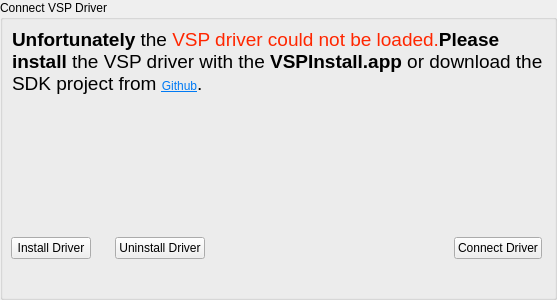
This is VSPClient/ui/pgconnect.ui in britus/VSPClient as Qt 5 draws it before an edit. The edited form follows.
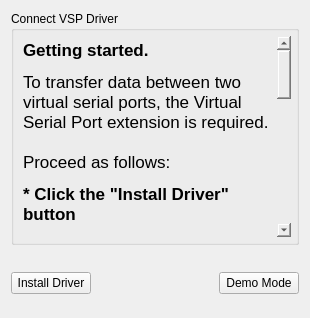
This is the edited form.

Commit message: apples demo mode added

Patch:
```diff
--- a/VSPClient/ui/pgconnect.ui
+++ b/VSPClient/ui/pgconnect.ui
@@ -6,29 +6,14 @@
    <rect>
     <x>0</x>
     <y>0</y>
-    <width>422</width>
-    <height>300</height>
+    <width>310</width>
+    <height>318</height>
    </rect>
   </property>
   <property name="windowTitle">
    <string>Form</string>
   </property>
-  <layout class="QVBoxLayout" name="verticalLayout">
-   <property name="spacing">
-    <number>12</number>
-   </property>
-   <property name="leftMargin">
-    <number>0</number>
-   </property>
-   <property name="topMargin">
-    <number>0</number>
-   </property>
-   <property name="rightMargin">
-    <number>0</number>
-   </property>
-   <property name="bottomMargin">
-    <number>0</number>
-   </property>
+  <layout class="QVBoxLayout" name="verticalLayout_2">
    <item>
     <widget class="QGroupBox" name="groupBox_2">
      <property name="sizePolicy">
@@ -43,77 +28,99 @@
      <property name="flat">
       <bool>false</bool>
      </property>
-     <layout class="QVBoxLayout" name="verticalLayout_2">
+     <layout class="QVBoxLayout" name="verticalLayout">
       <property name="spacing">
-       <number>0</number>
+       <number>12</number>
       </property>
       <property name="leftMargin">
-       <number>8</number>
+       <number>4</number>
       </property>
       <property name="topMargin">
-       <number>8</number>
+       <number>4</number>
       </property>
       <property name="rightMargin">
-       <number>8</number>
+       <number>4</number>
       </property>
       <property name="bottomMargin">
-       <number>8</number>
+       <number>4</number>
       </property>
       <item>
-       <widget class="QLabel" name="label">
-        <property name="text">
-         <string>&lt;html&gt;&lt;head/&gt;&lt;body&gt;&lt;p&gt;&lt;span style=&quot; font-size:14pt; font-weight:700;&quot;&gt;Unfortunately&lt;/span&gt;&lt;span style=&quot; font-size:14pt;&quot;&gt; the &lt;/span&gt;&lt;span style=&quot; font-size:14pt; color:#ff2600;&quot;&gt;VSP driver could not be loaded.&lt;/span&gt;&lt;span style=&quot; font-size:14pt; font-weight:700;&quot;&gt;Please install &lt;/span&gt;&lt;span style=&quot; font-size:14pt;&quot;&gt;the VSP driver with the &lt;/span&gt;&lt;span style=&quot; font-size:14pt; font-weight:700;&quot;&gt;VSPInstall.app&lt;/span&gt;&lt;span style=&quot; font-size:14pt;&quot;&gt; or download the SDK project from &lt;/span&gt;&lt;a href=&quot;https://github.com/britus/VSPDriver&quot;&gt;&lt;span style=&quot; text-decoration: underline; color:#007af4;&quot;&gt;Github&lt;/span&gt;&lt;/a&gt;&lt;span style=&quot; font-size:14pt;&quot;&gt;.&lt;/span&gt;&lt;/p&gt;&lt;p&gt;&lt;br/&gt;&lt;/p&gt;&lt;/body&gt;&lt;/html&gt;</string>
+       <widget class="QWidget" name="pnlInfo" native="true">
+        <property name="sizePolicy">
+         <sizepolicy hsizetype="Expanding" vsizetype="Expanding">
+          <horstretch>0</horstretch>
+          <verstretch>0</verstretch>
+         </sizepolicy>
         </property>
-        <property name="scaledContents">
-         <bool>true</bool>
-        </property>
-        <property name="wordWrap">
-         <bool>true</bool>
-        </property>
-        <property name="margin">
-         <number>4</number>
-        </property>
-        <property name="indent">
-         <number>1</number>
-        </property>
-        <property name="openExternalLinks">
-         <bool>true</bool>
-        </property>
-       </widget>
-      </item>
+        <layout class="QVBoxLayout" name="verticalLayout_3">
+         <property name="spacing">
+          <number>0</number>
+         </property>
+         <property name="leftMargin">
+          <number>0</number>
+         </property>
+         <property name="topMargin">
+          <number>0</number>
+         </property>
+         <property name="rightMargin">
+          <number>0</number>
+         </property>
+         <property name="bottomMargin">
+          <number>0</number>
+         </property>
+         <item>
+          <widget class="QTextBrowser" name="textBrowser">
+           <property name="styleSheet">
+            <string notr="true">background-color: transparent;</string>
+           </property>
+           <property name="html">
+            <string>&lt;!DOCTYPE HTML PUBLIC &quot;-//W3C//DTD HTML 4.0//EN&quot; &quot;http://www.w3.org/TR/REC-html40/strict.dtd&quot;&gt;
+&lt;html&gt;&lt;head&gt;&lt;meta name=&quot;qrichtext&quot; content=&quot;1&quot; /&gt;&lt;meta charset=&quot;utf-8&quot; /&gt;&lt;style type=&quot;text/css&quot;&gt;
+p, li { white-space: pre-wrap; }
+hr { height: 1px; border-width: 0; }
+&lt;/style&gt;&lt;/head&gt;&lt;body style=&quot; font-family:'.AppleSystemUIFont'; font-size:13pt; font-weight:400; font-style:normal;&quot;&gt;
+&lt;p style=&quot; margin-top:0px; margin-bottom:0px; margin-left:0px; margin-right:0px; -qt-block-indent:0; text-indent:0px;&quot;&gt;&lt;span style=&quot; font-weight:700;&quot;&gt;Getting started.&lt;/span&gt;&lt;/p&gt;
+&lt;p style=&quot; margin-top:12px; margin-bottom:12px; margin-left:0px; margin-right:0px; -qt-block-indent:0; text-indent:0px;&quot;&gt;To transfer data between two virtual serial ports, the Virtual Serial Port extension is required. &lt;br /&gt;&lt;br /&gt;Proceed as follows:&lt;/p&gt;
+&lt;p style=&quot; margin-top:12px; margin-bottom:12px; margin-left:0px; margin-right:0px; -qt-block-indent:0; text-indent:0px;&quot;&gt;&lt;span style=&quot; font-weight:700;&quot;&gt;* Click the &amp;quot;Install Driver&amp;quot; button&lt;/span&gt;&lt;/p&gt;
+&lt;p style=&quot; margin-top:12px; margin-bottom:12px; margin-left:0px; margin-right:0px; -qt-block-indent:0; text-indent:0px;&quot;&gt;&lt;span style=&quot; font-weight:700;&quot;&gt;* Confirm authorization by the operating system&lt;/span&gt;&lt;/p&gt;
+&lt;p style=&quot; margin-top:12px; margin-bottom:12px; margin-left:0px; margin-right:0px; -qt-block-indent:0; text-indent:0px;&quot;&gt;After the extension has been activated, a connection to the  extension is automatically established.&lt;br /&gt;&lt;br /&gt;&lt;span style=&quot; font-weight:700;&quot;&gt;Using demo mode &lt;/span&gt;&lt;/p&gt;
+&lt;p style=&quot; margin-top:12px; margin-bottom:12px; margin-left:0px; margin-right:0px; -qt-block-indent:0; text-indent:0px;&quot;&gt;Click the button &lt;span style=&quot; font-weight:700;&quot;&gt;Demo Mode&lt;/span&gt;. This mode allows you to try the app without the driver extension. Also, you cannot send or receive data to or from a Virtual Serial Port in this mode.&lt;br /&gt;&lt;br /&gt;&lt;span style=&quot; font-weight:700;&quot;&gt;Serial I/O Demo Mode&lt;/span&gt;&lt;/p&gt;
+&lt;p style=&quot; margin-top:12px; margin-bottom:12px; margin-left:0px; margin-right:0px; -qt-block-indent:0; text-indent:0px;&quot;&gt;To use serial I/O in &lt;span style=&quot; font-weight:700;&quot;&gt;Demo Mode&lt;/span&gt;, you need a physical connection between a device that supports a serial port, your computer with a serial port, and a null modem cable.&lt;br /&gt;&lt;/p&gt;&lt;/body&gt;&lt;/html&gt;</string>
+           </property>
+          </widget>
+         </item>
+        </layout>
+       </widget>
+      </item>
+     </layout>
+    </widget>
+   </item>
       <item>
-       <spacer name="verticalSpacer">
-        <property name="orientation">
-         <enum>Qt::Vertical</enum>
-        </property>
-        <property name="sizeHint" stdset="0">
+    <widget class="QWidget" name="pnlOps" native="true">
+     <property name="sizePolicy">
+      <sizepolicy hsizetype="Expanding" vsizetype="Fixed">
+       <horstretch>0</horstretch>
+       <verstretch>0</verstretch>
+      </sizepolicy>
+     </property>
+     <property name="maximumSize">
          <size>
-          <width>20</width>
-          <height>40</height>
-         </size>
-        </property>
-       </spacer>
-      </item>
-      <item>
-       <widget class="QWidget" name="widget" native="true">
-        <property name="sizePolicy">
-         <sizepolicy hsizetype="Expanding" vsizetype="Preferred">
-          <horstretch>0</horstretch>
-          <verstretch>0</verstretch>
-         </sizepolicy>
+       <width>16777215</width>
+       <height>56</height>
+      </size>
         </property>
         <layout class="QHBoxLayout" name="horizontalLayout">
          <property name="spacing">
-          <number>24</number>
+       <number>12</number>
          </property>
          <property name="leftMargin">
           <number>0</number>
          </property>
          <property name="topMargin">
-          <number>0</number>
+       <number>12</number>
          </property>
          <property name="rightMargin">
-          <number>4</number>
+       <number>0</number>
          </property>
          <property name="bottomMargin">
           <number>4</number>
@@ -125,32 +132,15 @@
            </property>
           </widget>
          </item>
-         <item>
-          <widget class="QPushButton" name="btnUninstall">
-           <property name="text">
-            <string>Uninstall Driver</string>
-           </property>
-          </widget>
-         </item>
-         <item>
-          <spacer name="horizontalSpacer_2">
-           <property name="orientation">
-            <enum>Qt::Horizontal</enum>
-           </property>
-           <property name="sizeHint" stdset="0">
-            <size>
-             <width>40</width>
-             <height>20</height>
-            </size>
-           </property>
-          </spacer>
-         </item>
          <item>
           <spacer name="horizontalSpacer">
+        <property name="orientation">
+         <enum>Qt::Horizontal</enum>
+        </property>
            <property name="sizeHint" stdset="0">
             <size>
-             <width>225</width>
-             <height>20</height>
+          <width>20</width>
+          <height>225</height>
             </size>
            </property>
           </spacer>
@@ -158,11 +148,8 @@
          <item>
           <widget class="QPushButton" name="btnConnect">
            <property name="text">
-            <string>Connect Driver</string>
-           </property>
-          </widget>
-         </item>
-        </layout>
+         <string>Demo Mode</string>
+        </property>
        </widget>
       </item>
      </layout>
```
Left out of the diff: 2 changed lines with no effect on the pictures. Lines whose indentation alone changed are shown as unchanged. The commit also changes 13 other files.
